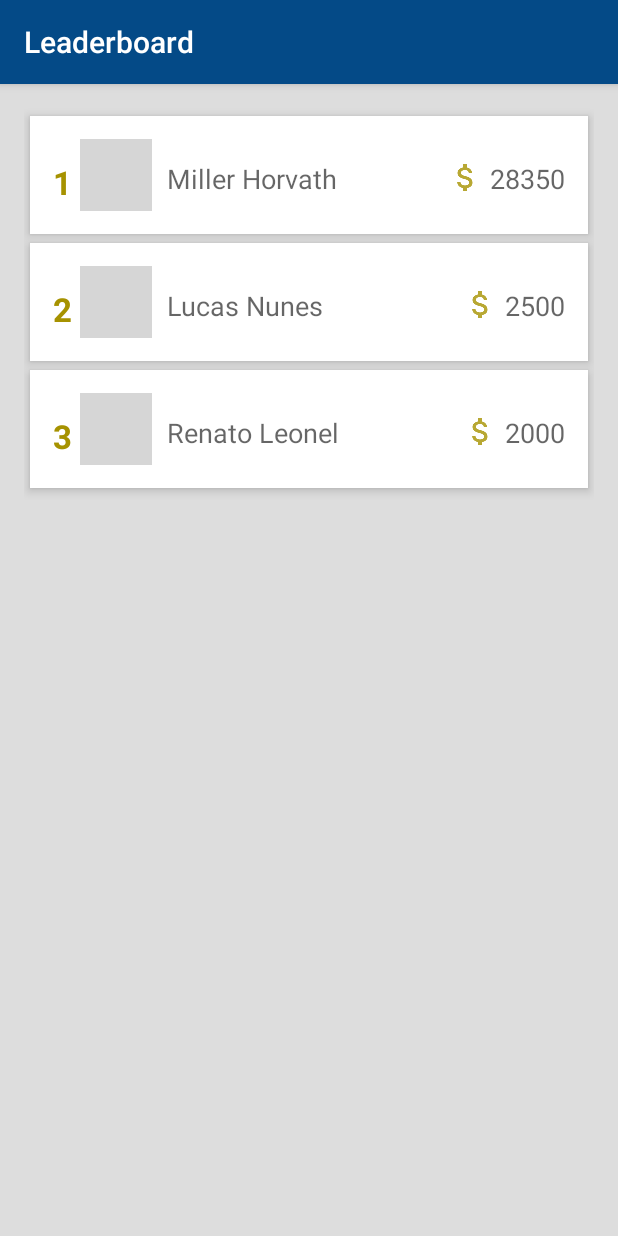
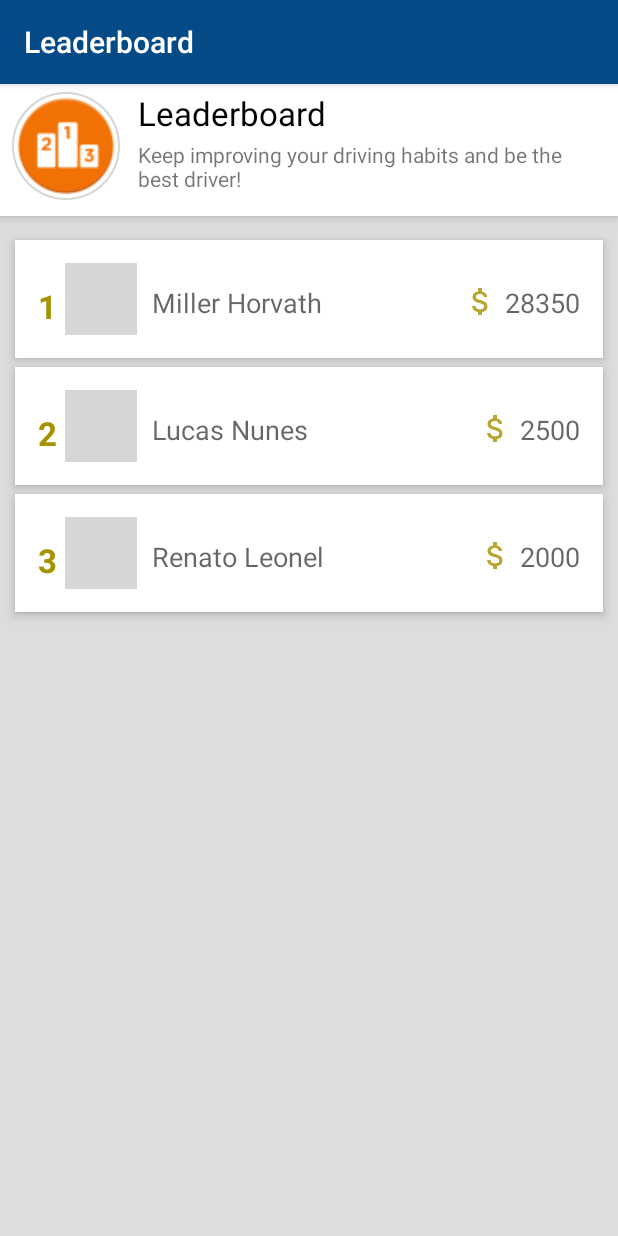
Before and after one commit to jeffersonalvess/CareApp, an Android app: the LeaderboardListActivity screen opened directly, with no data from a screen before it, on a phone screen of 412 x 824 dp. Run offline under Robolectric (Android 15) with nearby library versions, the phone set to English and light mode, and no system bars; our stand-ins replace CircleImageView; grey boxes are pictures that could not be loaded.

Commit message:
New leaderboard

```diff
--- a/app/src/main/res/layout/activity_leaderboard_list.xml
+++ b/app/src/main/res/layout/activity_leaderboard_list.xml
@@ -21,6 +21,9 @@
 
     </android.support.design.widget.AppBarLayout>
 
+
+
+
     <include layout="@layout/content_leaderboard_list" />
 
     <!--<android.support.design.widget.FloatingActionButton-->
--- a/app/src/main/res/layout/content_leaderboard_list.xml
+++ b/app/src/main/res/layout/content_leaderboard_list.xml
@@ -4,26 +4,35 @@
     xmlns:tools="http://schemas.android.com/tools"
     android:layout_width="match_parent"
     android:layout_height="match_parent"
-    android:paddingBottom="@dimen/activity_vertical_margin"
-    android:paddingLeft="@dimen/activity_horizontal_margin"
-    android:paddingRight="@dimen/activity_horizontal_margin"
-    android:paddingTop="@dimen/activity_vertical_margin"
     app:layout_behavior="@string/appbar_scrolling_view_behavior"
     tools:context="edu.depaul.csc595.careapp.LeaderboardListActivity"
     tools:showIn="@layout/activity_leaderboard_list">
+
+
+
+    <include layout="@layout/leaderboard_top"
+        android:id="@+id/leaderboard_top"
+        />
+
+
+
 
     <ListView
         android:layout_width="match_parent"
         android:layout_height="match_parent"
         android:id="@+id/leaderboard_list"
         android:dividerHeight="6dp"
-        android:paddingLeft="4dp"
-        android:paddingRight="4dp"
-        android:paddingBottom="8dp"
-        android:paddingTop="5dp"
+        android:paddingLeft="10dp"
+        android:paddingRight="10dp"
+        android:paddingBottom="16dp"
+        android:paddingTop="16dp"
         android:divider="#0FFF"
         android:scrollbars="none"
         android:clipToPadding="false"
-        android:drawSelectorOnTop="true" />
+        android:drawSelectorOnTop="true"
+        android:layout_below="@id/leaderboard_top"
+        />
+
+
 
 </RelativeLayout>
--- a/app/src/main/res/layout/leaderboard_list_item.xml
+++ b/app/src/main/res/layout/leaderboard_list_item.xml
@@ -4,7 +4,7 @@
 
 <RelativeLayout
     xmlns:android="http://schemas.android.com/apk/res/android"
-    android:layout_width="match_parent"
+    android:layout_width="wrap_content"
     android:layout_height="wrap_content"
     android:elevation="4dp"
     android:padding="15dp"
--- /dev/null
+++ b/app/src/main/res/layout/leaderboard_top.xml
@@ -0,0 +1,110 @@
+<?xml version="1.0" encoding="utf-8"?>
+<!--
+    list_item_type_1
+
+    This list item can be used to:
+        - General card, can be used to all kind of small information like a new friend, maintenance alert, new rank level ...
+
+    It follows this name pattern:
+
+        Title: txtCardTitle
+        TextLine 1: txtLine1
+        Image View Rounded: imgCardIconRounded (Default image view visible = "visible")
+        Image View Squared: imgCardIconSquared (By default visible = "gone")
+
+    Enjoy baby!
+
+-->
+<LinearLayout
+    xmlns:android="http://schemas.android.com/apk/res/android"
+    android:orientation="vertical"
+    android:layout_width="wrap_content"
+    android:layout_height="wrap_content"
+    android:background="@android:color/white"
+    android:elevation="4dp">
+
+
+    <LinearLayout
+        android:orientation="vertical"
+        android:layout_width="match_parent"
+        android:layout_height="wrap_content"
+        android:divider="@drawable/card_horizontal_divider"
+        android:showDividers="end"
+        android:visibility="gone">
+
+        <TextView
+            android:layout_width="wrap_content"
+            android:layout_height="wrap_content"
+            android:text="Card Title"
+            android:id="@+id/txtCardTitle"
+            android:layout_marginLeft="8dp"
+            android:layout_marginTop="5dp"
+            android:layout_marginRight="5dp"
+            android:layout_marginBottom="5dp"
+            android:textSize="16dp"
+            android:textColor="@android:color/black" />
+
+    </LinearLayout>
+
+    <LinearLayout
+        android:orientation="horizontal"
+        android:layout_width="wrap_content"
+        android:layout_height="wrap_content"
+        android:layout_marginTop="0dp"
+        android:layout_marginLeft="8dp"
+        android:layout_marginRight="8dp"
+        android:layout_marginBottom="5dp"
+        android:gravity="center_vertical">
+
+        <de.hdodenhof.circleimageview.CircleImageView
+            xmlns:app="http://schemas.android.com/apk/res-auto"
+            android:id="@+id/imgCardIconRounded"
+            android:layout_width="72dp"
+            android:layout_height="72dp"
+            android:layout_gravity="center"
+            android:src="@mipmap/ic_ranking_top"
+            app:civ_border_width="1dp"
+            app:civ_border_color="@color/default_circle_indicator_fill_color"
+            android:layout_marginBottom="5dp"
+            android:layout_marginTop="5dp"
+            android:visibility="visible"/>
+
+        <ImageView
+            android:layout_width="72dp"
+            android:layout_height="72dp"
+            android:id="@+id/imgCardIconSquared"
+            android:src="@drawable/com_facebook_profile_picture_blank_square"
+            android:contentDescription="Content Icon"
+            android:layout_gravity="center"
+            android:layout_marginBottom="5dp"
+            android:layout_marginTop="5dp"
+            android:visibility="gone"/>
+
+        <LinearLayout
+            android:orientation="vertical"
+            android:layout_width="match_parent"
+            android:layout_height="wrap_content"
+            android:layout_marginLeft="12dp">
+
+            <TextView
+                android:layout_width="wrap_content"
+                android:layout_height="wrap_content"
+                android:text="Leaderboard"
+                android:textAppearance="?android:attr/textAppearanceLarge"
+                android:id="@+id/txtContentTitle"
+                android:layout_marginBottom="3dp"
+                android:textColor="@android:color/black" />
+
+            <TextView
+                android:layout_width="wrap_content"
+                android:layout_height="wrap_content"
+                android:text="Keep improving your driving habits and be the best driver!"
+                android:id="@+id/txtLine1"
+                android:singleLine="false"
+                android:layout_marginBottom="5dp" />
+
+        </LinearLayout>
+
+    </LinearLayout>
+
+</LinearLayout>
```
Also changed, not shown: app/src/main/ic_ranking_top-web.png (added), app/src/main/res/mipmap-hdpi/ic_ranking_top.png (added), app/src/main/res/mipmap-mdpi/ic_ranking_top.png (added), app/src/main/res/mipmap-xhdpi/ic_ranking_top.png (added), app/src/main/res/mipmap-xxhdpi/ic_ranking_top.png (added), app/src/main/res/mipmap-xxxhdpi/ic_ranking_top.png (added).
